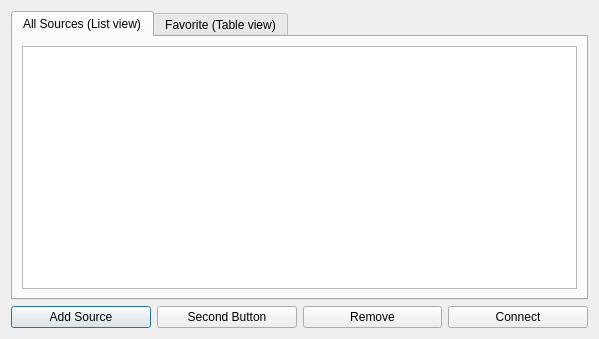
yyk99/qt_junk, file qt_tab_control/tab_dialog.ui: the form before one commit.
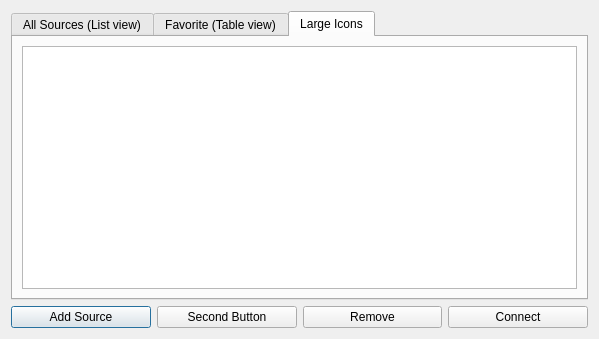
The form after the commit. The open tabs and pages were chosen to show the change.

```diff
--- a/qt_tab_control/tab_dialog.ui
+++ b/qt_tab_control/tab_dialog.ui
@@ -39,6 +39,16 @@
        </item>
       </layout>
      </widget>
+     <widget class="QWidget" name="tab_3">
+      <attribute name="title">
+       <string>Large Icons</string>
+      </attribute>
+      <layout class="QVBoxLayout" name="verticalLayout_2">
+       <item>
+        <widget class="QListWidget" name="listWidget"/>
+       </item>
+      </layout>
+     </widget>
     </widget>
    </item>
    <item>
```
Left out of the diff: 2 changed lines with no effect on the pictures.
